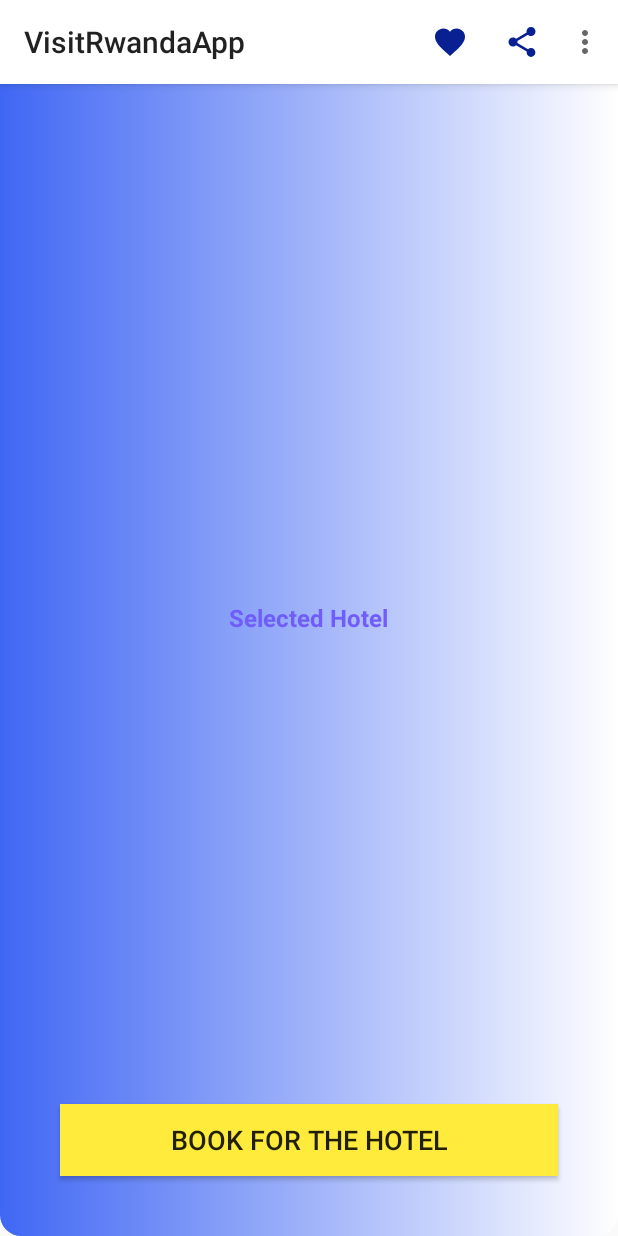
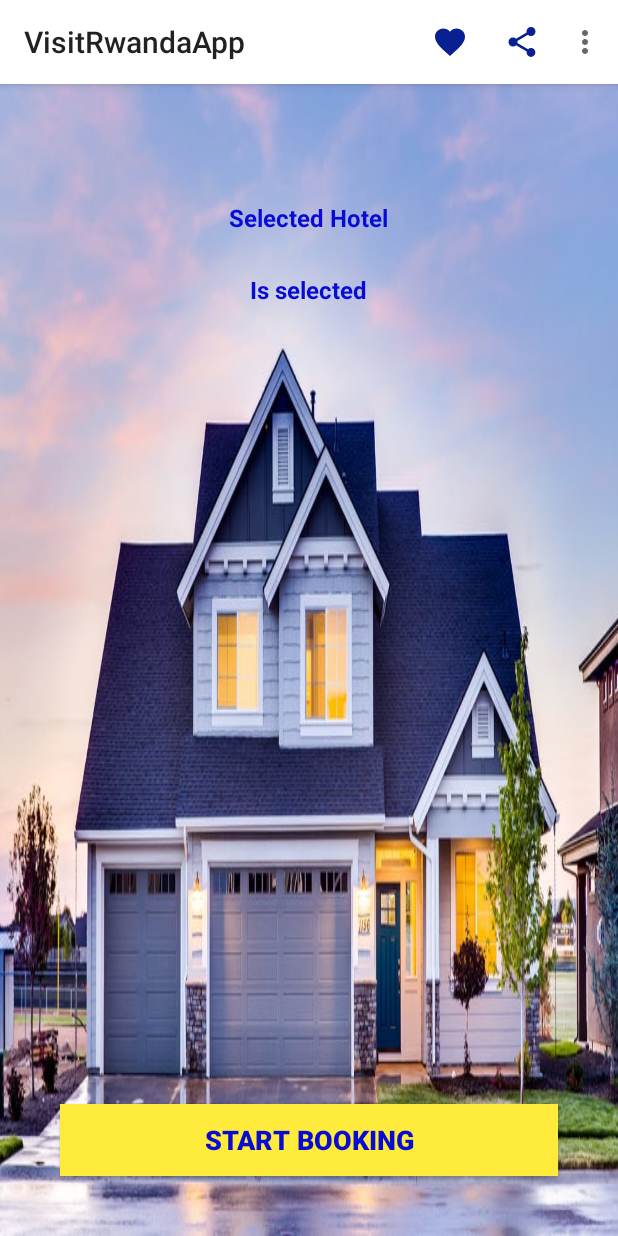
Before and after one commit to ode2020/my-final-android-app, an Android app: the SelectedHotActivity screen opened directly, with no data from a screen before it, on a phone screen of 412 x 824 dp. Run offline under Robolectric (Android 15) with nearby library versions, the phone set to English and light mode, and no system bars.

Commit message:
Final project is updated

```diff
--- a/app/src/main/res/layout/activity_book_hotel.xml
+++ b/app/src/main/res/layout/activity_book_hotel.xml
@@ -4,7 +4,7 @@
     xmlns:tools="http://schemas.android.com/tools"
     android:layout_width="match_parent"
     android:layout_height="match_parent"
-    android:background="@drawable/login_btn"
+    android:background="@drawable/laptop"
     tools:context=".BookHotel">
 
     <include
--- a/app/src/main/res/layout/activity_booking_detail.xml
+++ b/app/src/main/res/layout/activity_booking_detail.xml
@@ -4,7 +4,7 @@
     xmlns:tools="http://schemas.android.com/tools"
     android:layout_width="match_parent"
     android:layout_height="match_parent"
-    android:background="#FFFF"
+    android:background="@drawable/laptop"
     tools:context=".BookingDetailActivity">
 
     <include
--- a/app/src/main/res/layout/activity_hotels.xml
+++ b/app/src/main/res/layout/activity_hotels.xml
@@ -6,7 +6,7 @@
     android:layout_height="match_parent"
     android:orientation="vertical"
     android:weightSum="9"
-    android:background="#6f5cfa"
+    android:background="@drawable/hill"
     tools:context=".HotelsActivity">
 
     <LinearLayout
--- a/app/src/main/res/layout/activity_insert.xml
+++ b/app/src/main/res/layout/activity_insert.xml
@@ -4,7 +4,7 @@
     xmlns:tools="http://schemas.android.com/tools"
     android:layout_width="match_parent"
     android:layout_height="match_parent"
-    android:background="#FFFF"
+    android:background="@drawable/laptop"
     tools:context=".InsertActivity">
 
     <include
@@ -88,8 +88,7 @@
             android:id="@+id/edt_gender"
             android:layout_width="match_parent"
             android:layout_height="wrap_content"
-            android:hint="Gender"
-            android:inputType="text"
+            android:text="Gender"
             android:textColor="#0c22ed"
             android:textSize="20sp" />
 
--- a/app/src/main/res/layout/activity_selected_hot.xml
+++ b/app/src/main/res/layout/activity_selected_hot.xml
@@ -4,7 +4,7 @@
     xmlns:tools="http://schemas.android.com/tools"
     android:layout_width="match_parent"
     android:layout_height="match_parent"
-    android:background="@drawable/login_btn"
+    android:background="@drawable/hotel"
     tools:context=".SelectedHotActivity">
 
     <include
@@ -27,16 +27,20 @@
             android:textStyle="bold"
             android:layout_gravity="center"/>
     </androidx.appcompat.widget.Toolbar>
+
     <TextView
         android:id="@+id/selecteHot"
         android:layout_width="wrap_content"
         android:layout_height="wrap_content"
+        android:layout_alignParentTop="true"
+        android:layout_centerHorizontal="true"
+        android:layout_gravity="center"
+        android:layout_marginTop="134dp"
+        android:gravity="top"
         android:text="Selected Hotel"
-        android:textColor="#6f5cfa"
+        android:textColor="#080BD3"
         android:textSize="16sp"
-        android:textStyle="bold"
-        android:layout_centerInParent="true"
-        android:layout_gravity="center"/>
+        android:textStyle="bold" />
 
     <Button
         android:id="@+id/hotSelect_bt"
@@ -44,11 +48,29 @@
         android:layout_height="wrap_content"
         android:layout_alignParentBottom="true"
         android:layout_gravity="center"
-        android:layout_marginBottom="34dp"
-        android:textSize="18dp"
-        android:layout_margin="40dp"
-        android:text="Book for the hotel"
-        android:background="#FFEB3B" />
+        android:layout_marginStart="40dp"
+        android:layout_marginLeft="40dp"
+        android:layout_marginTop="40dp"
+        android:layout_marginEnd="40dp"
+        android:layout_marginRight="40dp"
+        android:layout_marginBottom="40dp"
+        android:background="#FFEB3B"
+        android:text="Start Booking"
+        android:textColor="#080BD3"
+        android:textSize="18sp"
+        android:textStyle="bold"/>
+
+    <TextView
+        android:id="@+id/textView11"
+        android:layout_width="wrap_content"
+        android:layout_height="wrap_content"
+        android:layout_alignParentTop="true"
+        android:layout_centerHorizontal="true"
+        android:layout_marginTop="182dp"
+        android:text="Is selected"
+        android:textColor="#080BD3"
+        android:textSize="16sp"
+        android:textStyle="bold"/>
 
 
 </RelativeLayout>
--- a/app/src/main/res/layout/activity_view.xml
+++ b/app/src/main/res/layout/activity_view.xml
@@ -4,7 +4,8 @@
     xmlns:tools="http://schemas.android.com/tools"
     android:layout_width="match_parent"
     android:layout_height="match_parent"
-    tools:context=".ViewActivity">
+    tools:context=".ViewActivity"
+    android:background="@drawable/laptop">
 
     <EditText
         android:id="@+id/edt_search"
```
